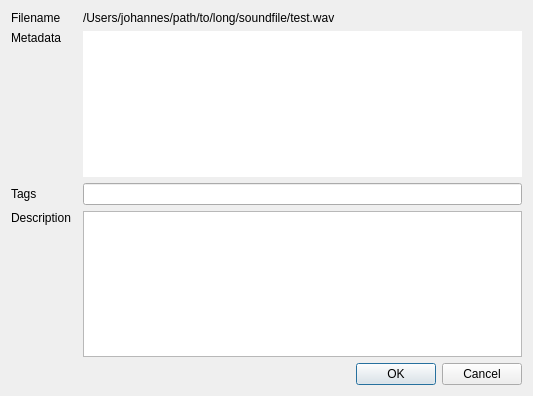
First picture: the form in filewidget.ui, repository jpburstrom/sampleman, before the edit.
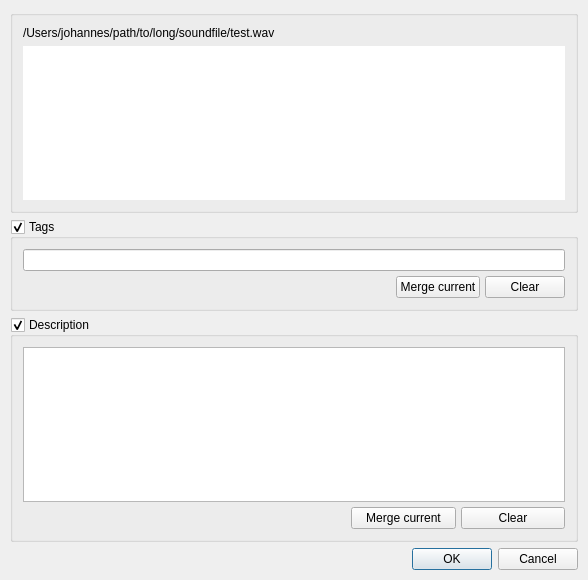
Second picture: the form after the edit.

Commit message: Redesign file edit dialog for multi-file editing

The edit to the form file:
```diff
--- a/filewidget.ui
+++ b/filewidget.ui
@@ -6,15 +6,18 @@
    <rect>
     <x>0</x>
     <y>0</y>
-    <width>533</width>
-    <height>396</height>
+    <width>588</width>
+    <height>580</height>
    </rect>
   </property>
   <property name="windowTitle">
    <string>Dialog</string>
   </property>
   <layout class="QGridLayout" name="gridLayout">
-   <item row="5" column="2">
+   <property name="margin">
+    <number>10</number>
+   </property>
+   <item row="7" column="2">
     <widget class="QDialogButtonBox" name="buttonBox">
      <property name="orientation">
       <enum>Qt::Horizontal</enum>
@@ -24,67 +27,156 @@
      </property>
     </widget>
    </item>
-   <item row="2" column="2">
-    <widget class="QLineEdit" name="lineEditTags"/>
-   </item>
-   <item row="3" column="2">
-    <widget class="QPlainTextEdit" name="textEditDescription"/>
-   </item>
-   <item row="2" column="0">
-    <widget class="QLabel" name="label">
-     <property name="text">
+   <item row="2" column="1" colspan="2">
+    <widget class="QGroupBox" name="tagsBox">
+     <property name="title">
       <string>Tags</string>
      </property>
+     <property name="flat">
+      <bool>false</bool>
+     </property>
+     <property name="checkable">
+      <bool>true</bool>
+     </property>
+     <layout class="QGridLayout" name="gridLayout_2">
+      <property name="margin">
+       <number>10</number>
+      </property>
+      <property name="spacing">
+       <number>5</number>
+      </property>
+      <item row="4" column="0" colspan="3">
+       <widget class="QLineEdit" name="lineEditTags"/>
+      </item>
+      <item row="6" column="1">
+       <widget class="QPushButton" name="tags_mergeButton">
+        <property name="text">
+         <string>Merge current</string>
+        </property>
+       </widget>
+      </item>
+      <item row="6" column="2">
+       <widget class="QPushButton" name="pushButton">
+        <property name="text">
+         <string>Clear</string>
+        </property>
+       </widget>
+      </item>
+      <item row="6" column="0">
+       <spacer name="horizontalSpacer">
+        <property name="orientation">
+         <enum>Qt::Horizontal</enum>
+        </property>
+        <property name="sizeHint" stdset="0">
+         <size>
+          <width>40</width>
+          <height>20</height>
+         </size>
+        </property>
+       </spacer>
+      </item>
+     </layout>
     </widget>
    </item>
-   <item row="3" column="0">
-    <widget class="QLabel" name="label_2">
-     <property name="text">
+   <item row="3" column="1" colspan="2">
+    <widget class="QGroupBox" name="descBox">
+     <property name="title">
       <string>Description</string>
      </property>
-     <property name="alignment">
-      <set>Qt::AlignLeading|Qt::AlignLeft|Qt::AlignTop</set>
-     </property>
-    </widget>
-   </item>
-   <item row="0" column="0" colspan="2">
-    <widget class="QLabel" name="label_3">
-     <property name="frameShape">
-      <enum>QFrame::NoFrame</enum>
-     </property>
-     <property name="text">
-      <string>Filename</string>
-     </property>
-     <property name="textFormat">
-      <enum>Qt::PlainText</enum>
-     </property>
-    </widget>
-   </item>
-   <item row="0" column="2">
-    <widget class="QLabel" name="label_5">
-     <property name="text">
-      <string>/Users/johannes/path/to/long/soundfile/test.wav</string>
-     </property>
-    </widget>
-   </item>
-   <item row="1" column="2">
-    <widget class="QPlainTextEdit" name="textEditMeta">
-     <property name="frameShape">
-      <enum>QFrame::NoFrame</enum>
-     </property>
-     <property name="readOnly">
+     <property name="checkable">
       <bool>true</bool>
      </property>
+     <layout class="QGridLayout" name="gridLayout_3">
+      <property name="margin">
+       <number>10</number>
+      </property>
+      <property name="spacing">
+       <number>5</number>
+      </property>
+      <item row="0" column="0" colspan="5">
+       <widget class="QPlainTextEdit" name="textEditDescription"/>
+      </item>
+      <item row="2" column="0" colspan="3">
+       <spacer name="horizontalSpacer_2">
+        <property name="orientation">
+         <enum>Qt::Horizontal</enum>
+        </property>
+        <property name="sizeHint" stdset="0">
+         <size>
+          <width>40</width>
+          <height>20</height>
+         </size>
+        </property>
+       </spacer>
+      </item>
+      <item row="2" column="4">
+       <widget class="QPushButton" name="pushButton_4">
+        <property name="enabled">
+         <bool>true</bool>
+        </property>
+        <property name="text">
+         <string>Clear</string>
+        </property>
+       </widget>
+      </item>
+      <item row="2" column="3">
+       <widget class="QPushButton" name="desc_mergeButton">
+        <property name="enabled">
+         <bool>true</bool>
+        </property>
+        <property name="text">
+         <string>Merge current</string>
+        </property>
+       </widget>
+      </item>
+     </layout>
     </widget>
    </item>
-   <item row="1" column="0">
-    <widget class="QLabel" name="label_4">
-     <property name="text">
-      <string>Metadata</string>
+   <item row="1" column="1" colspan="2">
+    <widget class="QGroupBox" name="groupBox">
+     <property name="sizePolicy">
+      <sizepolicy hsizetype="Preferred" vsizetype="Preferred">
+       <horstretch>0</horstretch>
+       <verstretch>0</verstretch>
+      </sizepolicy>
      </property>
-     <property name="alignment">
-      <set>Qt::AlignLeading|Qt::AlignLeft|Qt::AlignTop</set>
+     <property name="title">
+      <string/>
      </property>
+     <layout class="QGridLayout" name="gridLayout_4">
+      <property name="margin">
+       <number>10</number>
+      </property>
+      <item row="1" column="0">
+       <widget class="QPlainTextEdit" name="textEditMeta">
+        <property name="sizePolicy">
+         <sizepolicy hsizetype="Expanding" vsizetype="Expanding">
+          <horstretch>0</horstretch>
+          <verstretch>0</verstretch>
+         </sizepolicy>
+        </property>
+        <property name="minimumSize">
+         <size>
+          <width>0</width>
+          <height>0</height>
+         </size>
+        </property>
+        <property name="frameShape">
+         <enum>QFrame::NoFrame</enum>
+        </property>
+        <property name="readOnly">
+         <bool>true</bool>
+        </property>
+       </widget>
+      </item>
+      <item row="0" column="0">
+       <widget class="QLabel" name="label_5">
+        <property name="text">
+         <string>/Users/johannes/path/to/long/soundfile/test.wav</string>
+        </property>
+       </widget>
+      </item>
+     </layout>
     </widget>
    </item>
   </layout>
```
Left out of the diff: 40 changed lines with no effect on the pictures. The commit also changes 1 other file.
